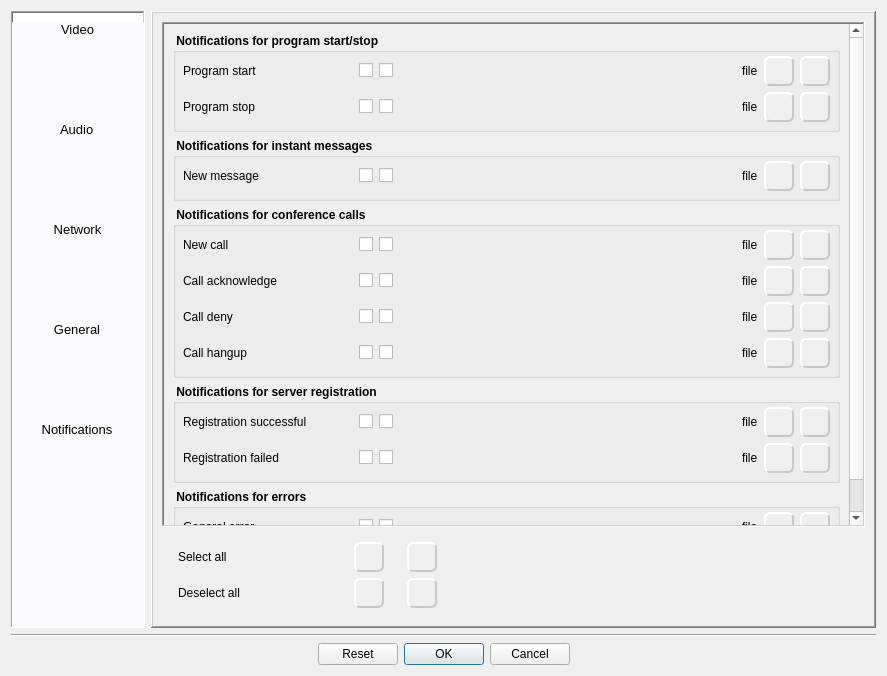
First picture: the form in Homer/forms/Dialogs/ConfigurationDialog.ui, repository Homer-Conferencing/Homer-Conferencing, before the edit.
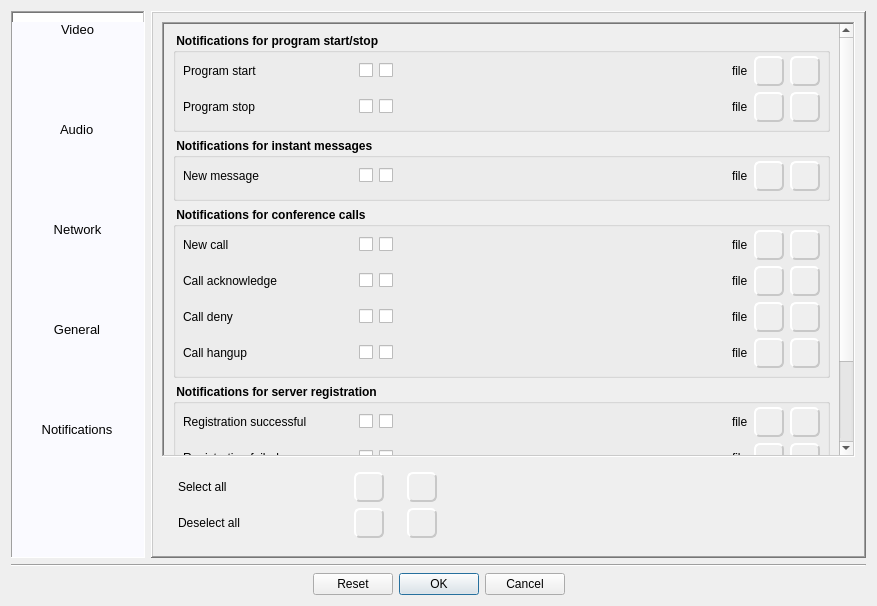
Second picture: the form after the edit. The open tabs and pages were chosen to show the change. Icons and pictures are not drawn.

Commit message: - fixed: GUI layout/sizes - added: translation update

```diff
--- a/Homer/forms/Dialogs/ConfigurationDialog.ui
+++ b/Homer/forms/Dialogs/ConfigurationDialog.ui
@@ -6,8 +6,8 @@
    <rect>
     <x>0</x>
     <y>0</y>
-    <width>887</width>
-    <height>676</height>
+    <width>877</width>
+    <height>606</height>
    </rect>
   </property>
   <property name="windowTitle">
@@ -3028,8 +3028,8 @@
              <rect>
               <x>0</x>
               <y>0</y>
-              <width>431</width>
-              <height>666</height>
+              <width>430</width>
+              <height>542</height>
              </rect>
             </property>
             <layout class="QVBoxLayout" name="verticalLayout_24">
```
The commit also changes 5 other files.
